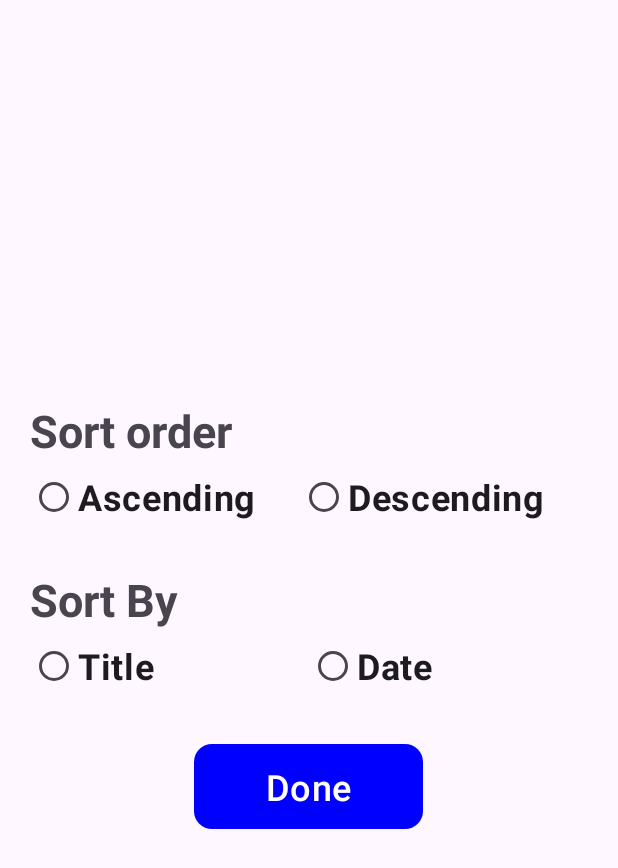
After one commit to Jia0705/team_word_app_cs, an Android app: the layout fragment_sort_pop.xml on its own in the app's theme, with its tools: preview values and no code run, on a phone screen of 412 x 824 dp. The commit adds this screen. Shown: the top 868 px of the screen. Run offline under Robolectric (Android 15) with nearby library versions, the phone set to English and light mode, and no system bars.

Commit message:
Add Sorting Popup Fragment

```diff
--- a/app/src/main/java/com/team/wordsapp_casestudy/ui/home/HomeFragment.kt
+++ b/app/src/main/java/com/team/wordsapp_casestudy/ui/home/HomeFragment.kt
@@ -48,6 +48,10 @@ class HomeFragment : Fragment() {
         setFragmentResultListener("manage_word") { _, _ ->
             viewModel.getWords()
         }
+
+        binding.btnSort.setOnClickListener {
+
+        }
     }
 
     fun setupAdapter() {
--- /dev/null
+++ b/app/src/main/java/com/team/wordsapp_casestudy/ui/manage/popup/SortPopFragment.kt
@@ -0,0 +1,69 @@
+package com.team.wordsapp_casestudy.ui.manage.popup
+
+import android.app.Dialog
+import android.os.Bundle
+import android.view.LayoutInflater
+import android.widget.RadioGroup
+import androidx.appcompat.app.AlertDialog
+import androidx.fragment.app.DialogFragment
+import com.google.android.material.button.MaterialButton
+import com.team.wordsapp_casestudy.R
+
+class SortPopFragment : DialogFragment() {
+
+    interface Listener {
+       fun onClickDone()
+        fun onSortOrderSelected(isAscending: Boolean)
+        fun onSortBySelected(isTitle: Boolean)
+    }
+
+    private var listener: SortPopFragment.Listener? = null
+
+    fun setListener(listener: SortPopFragment.Listener) {
+        this.listener = listener
+    }
+
+    override fun onCreateDialog(savedInstanceState: Bundle?): Dialog {
+
+        val view = LayoutInflater.from(requireContext())
+            .inflate(
+                R.layout.fragment_sort_pop,
+                null
+            )
+
+        val btnDone = view.findViewById<MaterialButton>(R.id.mbDone)
+        val sortOrder = view.findViewById<RadioGroup>(R.id.rgSortOrder)
+        val sortBy = view.findViewById<RadioGroup>(R.id.rgSortBy)
+
+        val dialog = AlertDialog.Builder(requireContext())
+            .setView(view)
+            .create()
+
+        btnDone.setOnClickListener {
+            listener?.onClickDone()
+            dialog.dismiss()
+        }
+
+        sortOrder.setOnCheckedChangeListener { group, checkedId ->
+            when(checkedId) {
+                R.id.rbAscend -> listener?.onSortOrderSelected(true)
+                R.id.rbDescend -> listener?.onSortOrderSelected(false)
+            }
+        }
+
+        sortBy.setOnCheckedChangeListener { group, checkedId ->
+            when(checkedId) {
+                R.id.rbTitle -> listener?.onSortBySelected(true)
+                R.id.rbDate -> listener?.onSortBySelected(false)
+            }
+        }
+
+        return dialog
+    }
+
+    override fun onDestroy() {
+        super.onDestroy()
+        listener = null
+    }
+
+}
--- /dev/null
+++ b/app/src/main/res/layout/fragment_sort_pop.xml
@@ -0,0 +1,89 @@
+<?xml version="1.0" encoding="utf-8"?>
+<LinearLayout xmlns:android="http://schemas.android.com/apk/res/android"
+    xmlns:tools="http://schemas.android.com/tools"
+    android:layout_width="match_parent"
+    android:layout_height="match_parent"
+    xmlns:app="http://schemas.android.com/apk/res-auto"
+    android:orientation="vertical"
+    android:gravity="center"
+    android:padding="@dimen/xxl"
+    tools:context=".ui.manage.popup.SortPopFragment">
+
+    <TextView
+        android:layout_width="match_parent"
+        android:layout_height="wrap_content"
+        android:text="@string/sort_order"
+        android:textSize="@dimen/tx_xxxxl"
+        android:textStyle="bold"/>
+    <RadioGroup
+        android:id="@+id/rgSortOrder"
+        android:layout_width="match_parent"
+        android:layout_height="wrap_content"
+        android:orientation="horizontal"
+        android:weightSum="2">
+        <RadioButton
+            android:id="@+id/rbAscend"
+            android:layout_width="wrap_content"
+            android:layout_height="wrap_content"
+            android:text="@string/ascending"
+            android:textSize="@dimen/tx_xxxl"
+            android:layout_weight="1"
+            android:textStyle="bold"/>
+        <RadioButton
+            android:id="@+id/rbDescend"
+            android:layout_width="wrap_content"
+            android:layout_height="wrap_content"
+            android:text="@string/descending"
+            android:textSize="@dimen/tx_xxxl"
+            android:layout_weight="1"
+            android:textStyle="bold"/>
+    </RadioGroup>
+    <Space
+        android:layout_width="match_parent"
+        android:layout_height="@dimen/xxxl"/>
+    <TextView
+        android:layout_width="match_parent"
+        android:layout_height="wrap_content"
+        android:text="@string/sort_by"
+        android:textSize="@dimen/tx_xxxxl"
+        android:textStyle="bold"/>
+    <RadioGroup
+        android:id="@+id/rgSortBy"
+        android:layout_width="match_parent"
+        android:layout_height="wrap_content"
+        android:orientation="horizontal"
+        android:weightSum="2">
+        <RadioButton
+            android:id="@+id/rbTitle"
+            android:layout_width="wrap_content"
+            android:layout_height="wrap_content"
+            android:text="@string/title"
+            android:textSize="@dimen/tx_xxxl"
+            android:layout_weight="1"
+            android:textStyle="bold"/>
+        <RadioButton
+            android:id="@+id/rbDate"
+            android:layout_width="wrap_content"
+            android:layout_height="wrap_content"
+            android:text="@string/date"
+            android:textSize="@dimen/tx_xxxl"
+            android:layout_weight="1"
+            android:textStyle="bold"/>
+    </RadioGroup>
+
+    <Space
+        android:layout_width="match_parent"
+        android:layout_height="@dimen/xxxl"/>
+
+    <com.google.android.material.button.MaterialButton
+        android:id="@+id/mbDone"
+        android:layout_width="wrap_content"
+        android:layout_height="wrap_content"
+        android:text="@string/done"
+        app:cornerRadius="@dimen/m"
+        android:textSize="@dimen/tx_xxxl"
+        android:paddingVertical="@dimen/m"
+        android:paddingHorizontal="@dimen/xxxxxl"
+        app:backgroundTint="@color/blue"/>
+
+</LinearLayout>
--- a/app/src/main/res/values/strings.xml
+++ b/app/src/main/res/values/strings.xml
@@ -22,5 +22,10 @@
     <string name="do_you_want_to_move_this_word_to_completed_list">Do you want to move this word to completed list?</string>
     <string name="yes">Yes</string>
     <string name="no">No</string>
+    <string name="sort_order">Sort order</string>
+    <string name="ascending">Ascending</string>
+    <string name="descending">Descending</string>
+    <string name="sort_by">Sort By</string>
+    <string name="date">Date</string>
 
 </resources>
```
